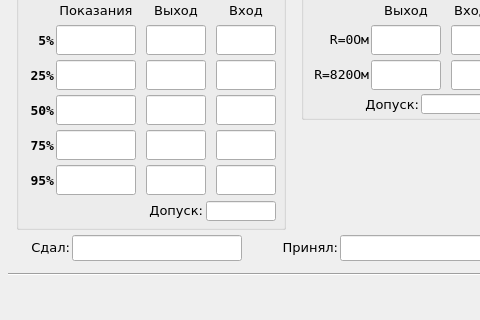
Above: settings.ui from asd192/CalibrationIRT59 before the change; both pictures show x 0 to 480 and y 300 to 620 of the 800 by 620 pixel window. Below: the same form after it.
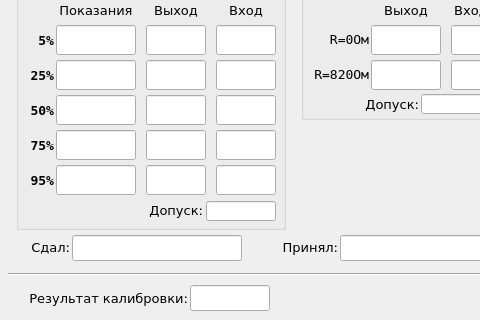
That is the form after the change.

Commit message: Правки шаблона. Добавлен вывод заключения результатов калибровки.

The edit to the form file:
```diff
--- a/settings.ui
+++ b/settings.ui
@@ -2979,6 +2979,58 @@
     <enum>Qt::Horizontal</enum>
    </property>
   </widget>
+  <widget class="QLabel" name="label_s_result">
+   <property name="geometry">
+    <rect>
+     <x>27</x>
+     <y>588</y>
+     <width>161</width>
+     <height>20</height>
+    </rect>
+   </property>
+   <property name="font">
+    <font>
+     <family>DejaVu Sans</family>
+     <pointsize>10</pointsize>
+     <weight>50</weight>
+     <bold>false</bold>
+    </font>
+   </property>
+   <property name="text">
+    <string>Результат калибровки:</string>
+   </property>
+   <property name="alignment">
+    <set>Qt::AlignRight|Qt::AlignTrailing|Qt::AlignVCenter</set>
+   </property>
+  </widget>
+  <widget class="QLineEdit" name="s_result">
+   <property name="geometry">
+    <rect>
+     <x>190</x>
+     <y>585</y>
+     <width>80</width>
+     <height>26</height>
+    </rect>
+   </property>
+   <property name="font">
+    <font>
+     <family>Segoe UI</family>
+     <pointsize>11</pointsize>
+     <weight>50</weight>
+     <italic>false</italic>
+     <bold>false</bold>
+    </font>
+   </property>
+   <property name="whatsThis">
+    <string>&lt;html&gt;&lt;head/&gt;&lt;body&gt;&lt;p&gt;Ф.И.О. калибровавшего измерительный прибор&lt;/p&gt;&lt;/body&gt;&lt;/html&gt;</string>
+   </property>
+   <property name="maxLength">
+    <number>100</number>
+   </property>
+   <property name="alignment">
+    <set>Qt::AlignCenter</set>
+   </property>
+  </widget>
  </widget>
  <tabstops>
   <tabstop>s_calibr_type</tabstop>
```
The commit also changes 10 other files.
